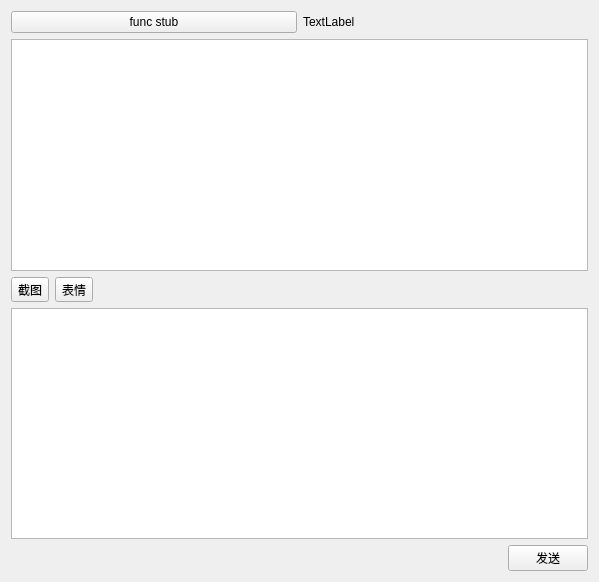
Old version of the form gui/chat_widget.ui in the repository avplayer/avim.
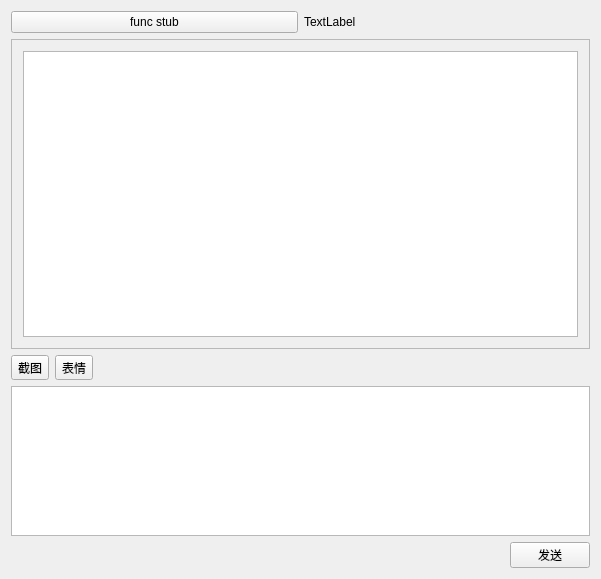
New version of the form. Custom widgets are drawn as their Qt base class.

The edit to the form file:
```diff
--- a/gui/chat_widget.ui
+++ b/gui/chat_widget.ui
@@ -6,8 +6,8 @@
    <rect>
     <x>0</x>
     <y>0</y>
-    <width>599</width>
-    <height>582</height>
+    <width>601</width>
+    <height>579</height>
    </rect>
   </property>
   <property name="windowTitle">
@@ -27,6 +27,12 @@
        </item>
        <item>
         <widget class="QLabel" name="currentChat">
+         <property name="sizePolicy">
+          <sizepolicy hsizetype="Minimum" vsizetype="Preferred">
+           <horstretch>0</horstretch>
+           <verstretch>0</verstretch>
+          </sizepolicy>
+         </property>
          <property name="text">
           <string>TextLabel</string>
          </property>
@@ -35,7 +41,26 @@
       </layout>
      </item>
      <item>
-      <widget class="QRichText" name="messageBrowser"/>
+      <widget class="QScrollArea" name="scrollArea">
+       <property name="widgetResizable">
+        <bool>true</bool>
+       </property>
+       <widget class="QWidget" name="scrollAreaWidgetContents">
+        <property name="geometry">
+         <rect>
+          <x>0</x>
+          <y>0</y>
+          <width>585</width>
+          <height>295</height>
+         </rect>
+        </property>
+        <layout class="QVBoxLayout" name="verticalLayout_2">
+         <item>
+          <widget class="QRichText" name="messageBrowser"/>
+         </item>
+        </layout>
+       </widget>
+      </widget>
      </item>
      <item>
       <layout class="QHBoxLayout" name="horizontalLayout_4">
@@ -69,7 +94,20 @@
       </layout>
      </item>
      <item>
-      <widget class="QTextEdit" name="messageTextEdit"/>
+      <widget class="QTextEdit" name="messageTextEdit">
+       <property name="sizePolicy">
+        <sizepolicy hsizetype="Expanding" vsizetype="Maximum">
+         <horstretch>0</horstretch>
+         <verstretch>0</verstretch>
+        </sizepolicy>
+       </property>
+       <property name="maximumSize">
+        <size>
+         <width>16777215</width>
+         <height>150</height>
+        </size>
+       </property>
+      </widget>
      </item>
      <item>
       <layout class="QHBoxLayout" name="horizontalLayout">
```
